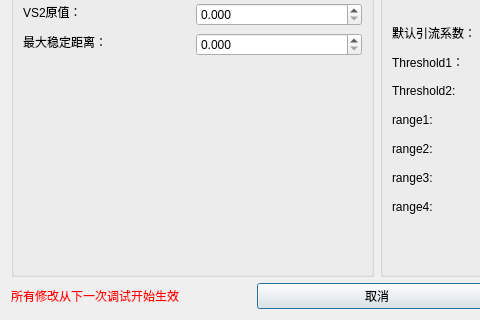
Old version of the form setting.ui in the repository hooray1998/PCSoftware; both pictures show x 0 to 480 and y 123 to 443 of the 754 by 443 pixel window.
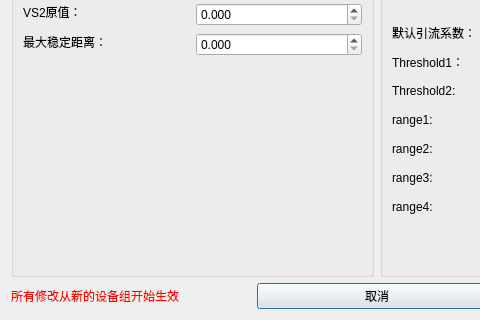
New version of the form.

Commit message: 参数可编辑，以调试时输入框中的值为准

```diff
--- a/setting.ui
+++ b/setting.ui
@@ -292,7 +292,7 @@
         <string notr="true">color:red;</string>
        </property>
        <property name="text">
-        <string>所有修改从下一次调试开始生效</string>
+        <string>所有修改从新的设备组开始生效</string>
        </property>
       </widget>
      </item>
```
The commit also changes 6 other files.
